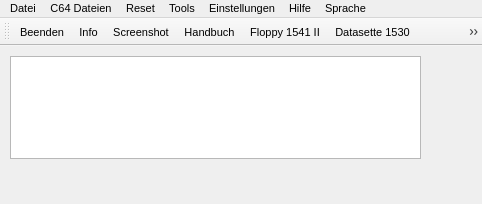
First picture: the form in main_window.ui, repository ThKattanek/emu64, before the edit.
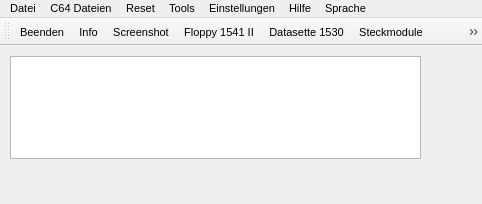
Second picture: the form after the edit. Icons and pictures are not drawn.

Commit message: Handbuch im Menü und in der Tool deaktiviert.

Patch:
```diff
--- a/main_window.ui
+++ b/main_window.ui
@@ -122,6 +122,9 @@
    </property>
   </widget>
   <widget class="QToolBar" name="toolBar">
+   <property name="enabled">
+    <bool>true</bool>
+   </property>
    <property name="windowTitle">
     <string notr="true">toolBar</string>
    </property>
@@ -149,7 +152,6 @@
    <addaction name="actionBeenden"/>
    <addaction name="menu_main_info"/>
    <addaction name="actionScreenshot"/>
-   <addaction name="actionHandbuch"/>
    <addaction name="actionFloppy_1541_II"/>
    <addaction name="actionBandlaufwerk_1530"/>
    <addaction name="actionSteckmodule"/>
@@ -157,6 +159,7 @@
    <addaction name="actionSoftreset"/>
    <addaction name="actionHardreset"/>
    <addaction name="actionC64_Geschwindigkeit"/>
+   <addaction name="actionHandbuch"/>
   </widget>
   <widget class="QMenuBar" name="menuBar">
    <property name="geometry">
@@ -937,7 +940,7 @@
   </action>
   <action name="actionHandbuch">
    <property name="enabled">
-    <bool>true</bool>
+    <bool>false</bool>
    </property>
    <property name="icon">
     <iconset resource="emu64.qrc">
```
